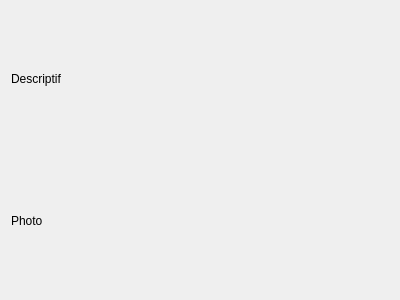
Old version of the form GeoStation_Projet/museesmozaicwidget.ui in the repository SoheibBiga/GeoStation.
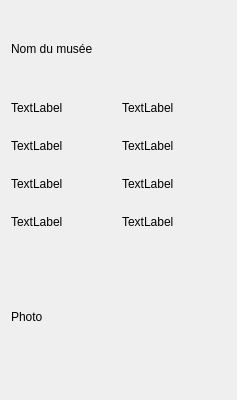
New version of the form.

The edit to the form file:
```diff
--- a/GeoStation_Projet/museesmozaicwidget.ui
+++ b/GeoStation_Projet/museesmozaicwidget.ui
@@ -6,8 +6,8 @@
    <rect>
     <x>0</x>
     <y>0</y>
-    <width>400</width>
-    <height>300</height>
+    <width>237</width>
+    <height>400</height>
    </rect>
   </property>
   <property name="windowTitle">
@@ -17,12 +17,78 @@
    <item>
     <layout class="QVBoxLayout" name="verticalLayout">
      <item>
-      <widget class="QLabel" name="label_texte">
+      <widget class="QLabel" name="label_nomMusee">
+       <property name="maximumSize">
+        <size>
+         <width>16777215</width>
+         <height>75</height>
+        </size>
+       </property>
        <property name="text">
-        <string>Descriptif</string>
+        <string>Nom du musée</string>
        </property>
       </widget>
      </item>
+     <item>
+      <layout class="QGridLayout" name="gridLayout">
+       <item row="0" column="1">
+        <widget class="QLabel" name="droite_adresse">
+         <property name="text">
+          <string>TextLabel</string>
+         </property>
+        </widget>
+       </item>
+       <item row="1" column="0">
+        <widget class="QLabel" name="gauche_horaires">
+         <property name="text">
+          <string>TextLabel</string>
+         </property>
+        </widget>
+       </item>
+       <item row="2" column="1">
+        <widget class="QLabel" name="droite_fermeture">
+         <property name="text">
+          <string>TextLabel</string>
+         </property>
+        </widget>
+       </item>
+       <item row="1" column="1">
+        <widget class="QLabel" name="droite_horaires">
+         <property name="text">
+          <string>TextLabel</string>
+         </property>
+        </widget>
+       </item>
+       <item row="0" column="0">
+        <widget class="QLabel" name="gauche_adresse">
+         <property name="text">
+          <string>TextLabel</string>
+         </property>
+        </widget>
+       </item>
+       <item row="2" column="0">
+        <widget class="QLabel" name="gauche_fermeture">
+         <property name="text">
+          <string>TextLabel</string>
+         </property>
+        </widget>
+       </item>
+       <item row="3" column="0">
+        <widget class="QLabel" name="gauche_nocturnes">
+         <property name="text">
+          <string>TextLabel</string>
+         </property>
+        </widget>
+       </item>
+       <item row="3" column="1">
+        <widget class="QLabel" name="droite_nocturnes">
+         <property name="text">
+          <string>TextLabel</string>
+         </property>
+        </widget>
+       </item>
+      </layout>
+     </item>
      <item>
       <widget class="QLabel" name="label_photo">
        <property name="text">
```
